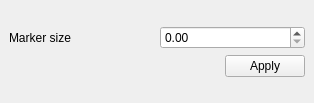
Before: the Qt Designer form src/gui/ui/select.ui in pblottiere/PCProfile, drawn with Qt 5.
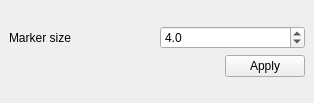
After: the same form once the commit is applied.

Diff of the .ui file:
```diff
--- a/src/gui/ui/select.ui
+++ b/src/gui/ui/select.ui
@@ -33,7 +33,14 @@
          </widget>
         </item>
         <item>
-         <widget class="QDoubleSpinBox" name="size"/>
+         <widget class="QDoubleSpinBox" name="size">
+          <property name="decimals">
+           <number>1</number>
+          </property>
+          <property name="value">
+           <double>4.000000000000000</double>
+          </property>
+         </widget>
         </item>
        </layout>
       </item>
```
Left out of the diff: 2 changed lines with no effect on the pictures.
